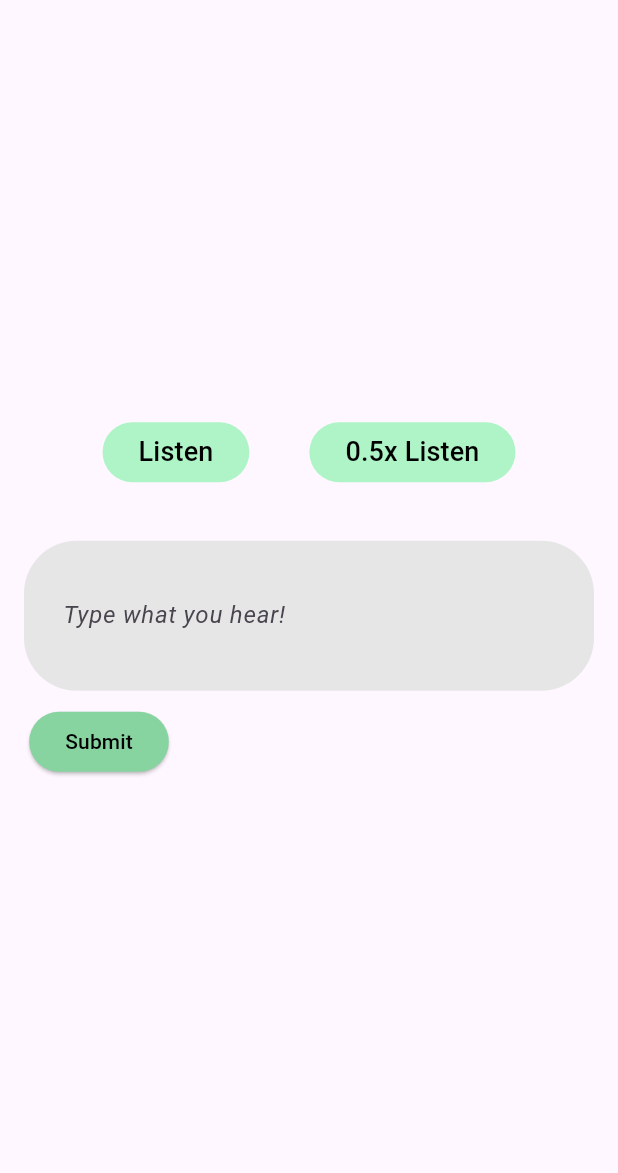
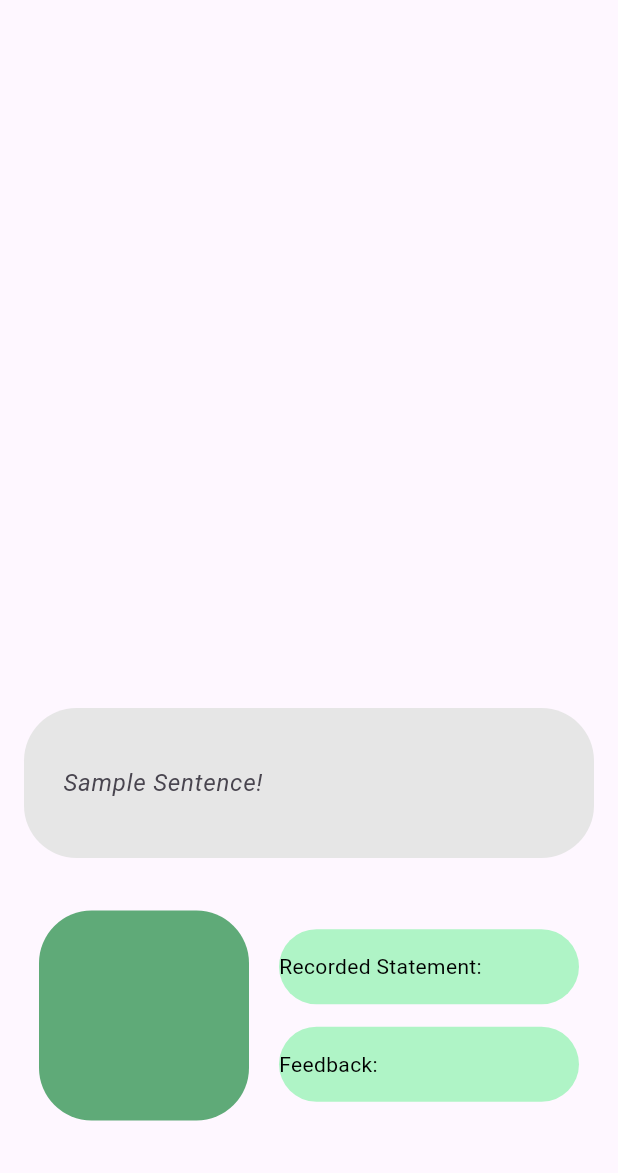
Before and after one commit to monsimb/CSCE3444_SoftwareEng, a Flutter app: the _ModulePageState screen opened directly, after a tap on "Speaking", on a phone screen of 412 x 824 dp, the part 63-1236 px from its top. Run offline on Flutter 3.47's test engine with Material 3 defaults, Android fonts, the phone set to English and light mode, and no system bars; our stand-ins replace audioplayers, logger.

Commit message:
Added speaking state

```diff
--- a/lib/main.dart
+++ b/lib/main.dart
@@ -2,6 +2,7 @@
 
 import 'package:flutter/material.dart';
 import 'package:audioplayers/audioplayers.dart';
+import 'fifthpage.dart';
 
 // should add constants for sizes ( figure out how to use phone ratios for sizing? (scale factor))
 
@@ -580,7 +581,7 @@ class _ModulePageState extends StatelessWidget {
           style: btnStyle,
           onPressed: () {
             Navigator.push(context, MaterialPageRoute(builder: (context) {
-              return _ListeningState();
+              return _SpeakingState();
             }));
           },
           child: Align(
@@ -606,7 +607,7 @@ class _ModulePageState extends StatelessWidget {
             'Reading',
             style: tStyle,
           ))),
-          // TODO: add progress button
+        // TODO: add progress button
       ])
     ]);
   }
@@ -764,6 +765,92 @@ class _ReadingState extends StatelessWidget {
       );
   }
 }
+
+class _SpeakingState extends StatelessWidget {
+  @override
+  @override
+  Widget build(BuildContext context) {
+    const spacer = SizedBox(height: 35);
+    return Scaffold(
+        appBar: AppBar(
+          title: const Text(
+              'Listening! - *submodule*'), // remove if no title is to displayed
+        ),
+        body: Column(   // TODO: add icon
+          mainAxisAlignment: MainAxisAlignment.end,
+          children: <Widget>[
+            Container(
+              decoration: BoxDecoration(
+                color: Color.fromARGB(255, 230, 230, 230),
+                borderRadius: BorderRadius.circular(35.0)),
+              padding: const EdgeInsets.all(16.0),
+              alignment: Alignment.center,
+              width: 380,
+              height: 100,
+              child: TextFormField(
+                decoration: InputDecoration(
+                  border: InputBorder.none,
+                  hintText: 'Sample Sentence!',
+                  hintStyle: TextStyle(fontStyle: FontStyle.italic),
+                  contentPadding: EdgeInsets.only(left: 10)
+                )
+              )
+            ),
+
+            spacer,
+
+            Row(
+              mainAxisAlignment: MainAxisAlignment.center,
+              crossAxisAlignment: CrossAxisAlignment.center,
+              children: [
+                Padding(
+                  padding: EdgeInsets.only(right: 20),
+                  child: Container(
+                    decoration: BoxDecoration(
+                      color: Color.fromARGB(255, 95, 170, 120),
+                      borderRadius: BorderRadius.circular(35.0)),
+                    padding: const EdgeInsets.all(16.0),
+                    alignment: Alignment.center,
+                    width: 140,
+                    height: 140,
+                  )
+                ),
+                Column(
+                  children: [
+                    Container(
+                      decoration: BoxDecoration(
+                        color: Color.fromARGB(255, 175, 244, 198),
+                        borderRadius: BorderRadius.circular(35.0),),
+                      width: 200,
+                      height: 50,
+                      alignment: Alignment.centerLeft,
+                      child: const Text(
+                        'Recorded Statement:',
+                        style: TextStyle(
+                          color: Colors.black,
+                          fontSize: 14),)
+                    ),
+                    SizedBox(height: 15),
+                    Container(
+                      decoration: BoxDecoration(
+                        color: Color.fromARGB(255, 175, 244, 198),
+                        borderRadius: BorderRadius.circular(35.0),),
+                      width: 200,
+                      height: 50,
+                      alignment: Alignment.centerLeft,
+                      child: const Text(
+                        'Feedback:',
+                        style: TextStyle(
+                          color: Colors.black,
+                          fontSize: 14),)
+                    ),
+              ])
+              ]),
+            spacer,
+          ],
+        ));
+  }
+}
 // TODO: Add Speaking State
 // TODO: Add Progress State
 // TODO: Add Quiz State
```
